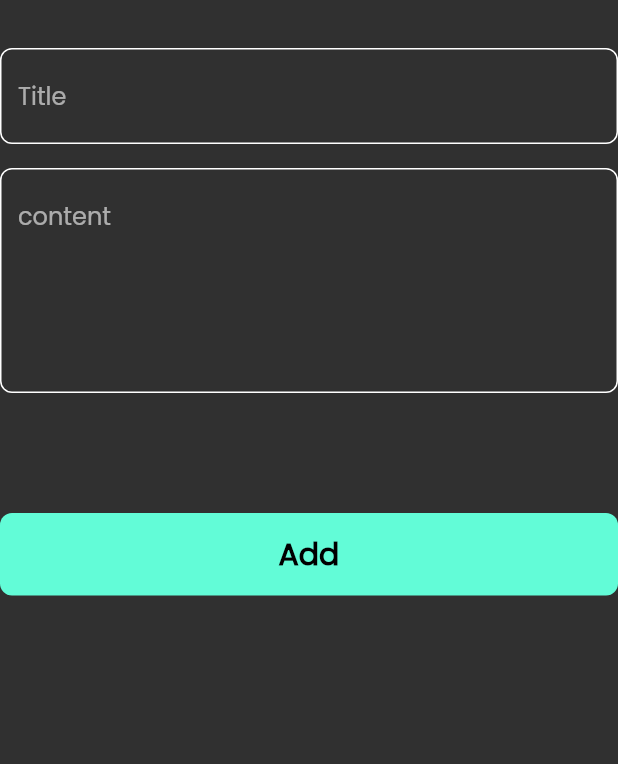
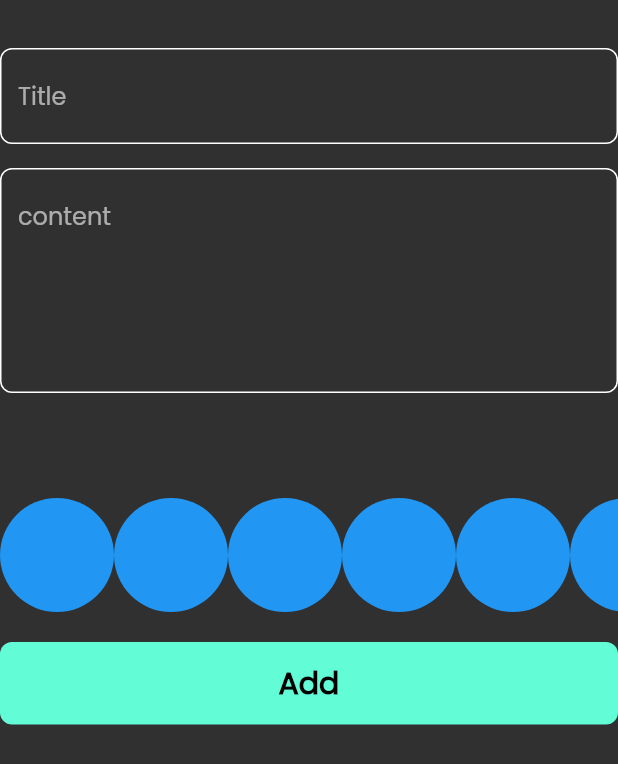
Before and after one commit to mohamedkhaled255/notes_app, a Flutter app: the AddNoteForm widget shown alone on an empty page, opened directly, on a phone screen of 412 x 824 dp. Shown: the top 764 px of the screen. Run offline on Flutter 3.47's test engine with Material 3 defaults, Android fonts, the phone set to English and light mode, and no system bars; our stand-ins replace bloc, flutter_bloc, hive, hive_flutter, modal_progress_hud_nsn; accounts and stored records are empty.

Commit message:
create colors list view part 1

```diff
--- a/lib/widgets/add_note_form.dart
+++ b/lib/widgets/add_note_form.dart
@@ -5,6 +5,8 @@ import 'package:notes_app/cubits/add_note_cubit/add_note_cubit.dart';
 import 'package:notes_app/models/note_model.dart';
 import 'package:notes_app/widgets/custom_button.dart';
 import 'package:notes_app/widgets/custom_text_field.dart';
+
+import 'colors_list_view.dart';
 
 class AddNoteForm extends StatefulWidget {
   const AddNoteForm({
@@ -42,7 +44,9 @@ class _AddNoteFormState extends State<AddNoteForm> {
             hint: "content",
             maxLines: 5,
           ),
-          const SizedBox(height: 80,),
+          const SizedBox(height: 70,),
+          ColorsListView(),
+          const SizedBox(height: 20,),
           BlocBuilder<AddNoteCubit, AddNoteState>(
             builder: (context, state) {
               return CustomButton(
--- /dev/null
+++ b/lib/widgets/colors_list_view.dart
@@ -0,0 +1,30 @@
+import 'package:flutter/material.dart';
+
+class ColorItem extends StatelessWidget {
+  const ColorItem({super.key});
+
+  @override
+  Widget build(BuildContext context) {
+    return const CircleAvatar(
+      radius: 38,
+      backgroundColor: Colors.blue,
+    );
+  }
+}
+
+class ColorsListView extends StatelessWidget {
+  const ColorsListView({super.key});
+
+  @override
+  Widget build(BuildContext context) {
+    return SizedBox(
+      height: 38*2,
+      child: ListView.builder(
+        scrollDirection: Axis.horizontal,
+        itemCount: 10,
+          itemBuilder: (context,index){
+        return ColorItem();
+      }),
+    );
+  }
+}
```
